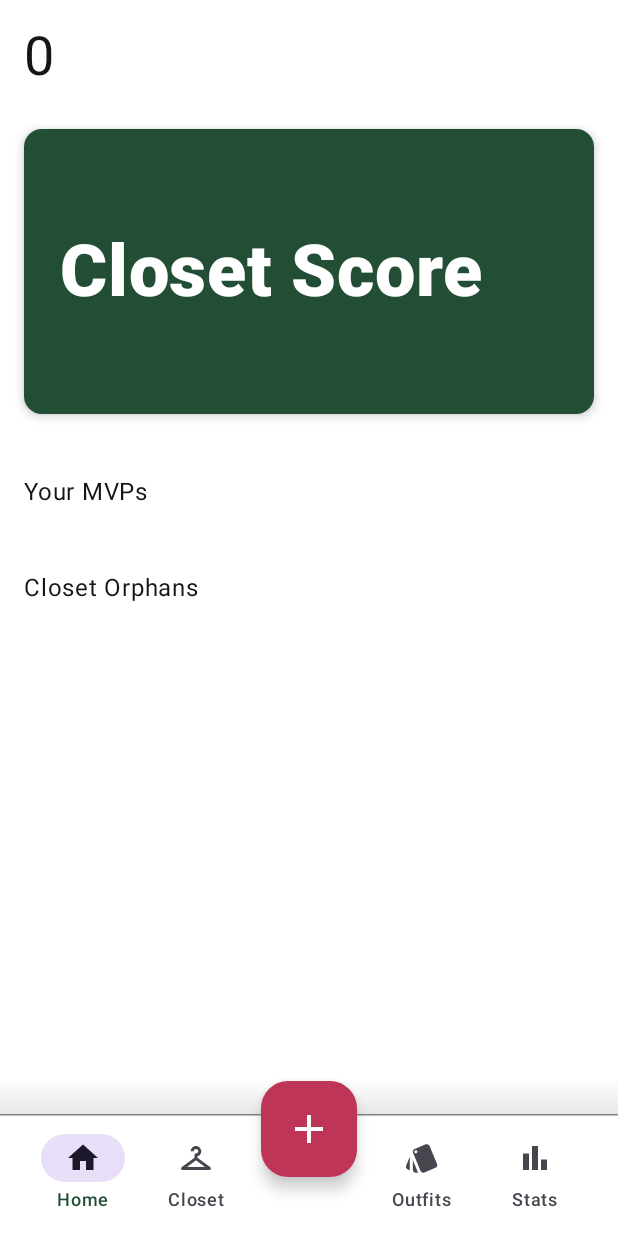
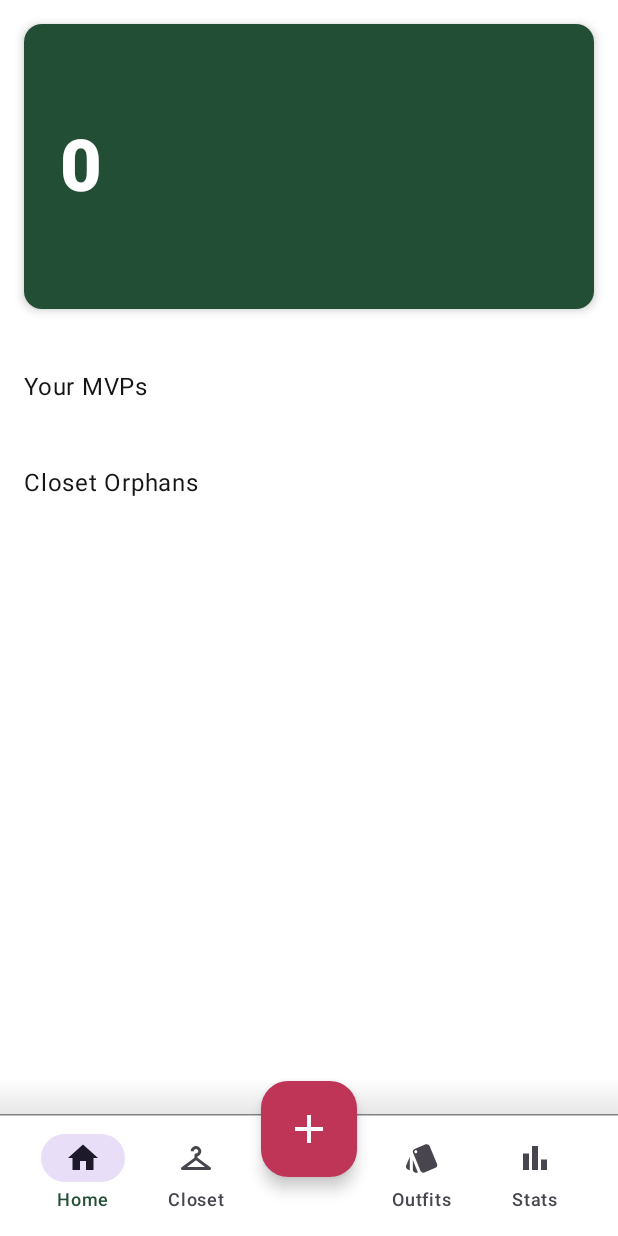
Before and after one commit to Huti-Kappa/CCL3-WS2025, an Android app built with Jetpack Compose: the screen it shows after launch (MainActivity), on a phone screen of 412 x 824 dp. Run offline under Robolectric (Android 15) with nearby library versions, the light colour scheme and no system bars; our stand-ins replace Room's generated code; 1 statement that could not run was skipped.

Commit message:
Add Score in HP

```diff
--- a/code/app/src/main/java/com/example/closetscore/ui/components/Score.kt
+++ b/code/app/src/main/java/com/example/closetscore/ui/components/Score.kt
@@ -1,10 +1,8 @@
 package com.example.closetscore.ui.components
 
-import androidx.compose.foundation.background
 import androidx.compose.foundation.layout.*
 import androidx.compose.material3.Card
 import androidx.compose.material3.CardDefaults
-import androidx.compose.material3.MaterialTheme
 import androidx.compose.material3.Text
 import androidx.compose.runtime.Composable
 import androidx.compose.ui.Alignment
@@ -17,7 +15,7 @@ import com.example.closetscore.ui.theme.Green
 
 
 @Composable
-fun Score() {
+fun Score(currentScore: Int) {
     Card(
         modifier = Modifier
             .fillMaxWidth()
@@ -35,7 +33,7 @@ fun Score() {
             verticalAlignment = Alignment.CenterVertically
         ) {
             Text(
-                text = "Closet Score",
+                text = currentScore.toString(),
                 fontSize = 48.sp,
                 fontWeight = FontWeight.ExtraBold,
                 color = Color.White
--- a/code/app/src/main/java/com/example/closetscore/ui/screens/Home.kt
+++ b/code/app/src/main/java/com/example/closetscore/ui/screens/Home.kt
@@ -38,12 +38,9 @@ fun ItemGrid(navController: NavController, itemsList: List<Item>, currentScore:
         verticalArrangement = Arrangement.spacedBy(24.dp),
         contentPadding = PaddingValues(16.dp)
     ) {
-        item(span = { GridItemSpan(maxLineSpan) }) {
-            HeaderText(currentScore.toString())
-        }
 
         item(span = { GridItemSpan(maxLineSpan) }) {
-            Score()
+            Score(currentScore)
         }
 
         item(span = { GridItemSpan(maxLineSpan) }) {
```
